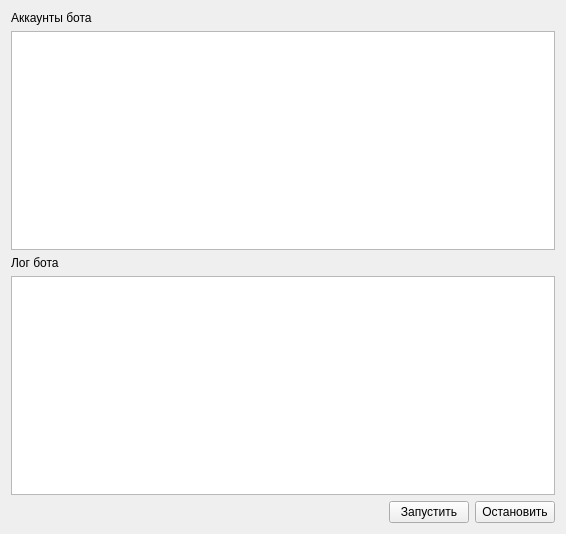
dmitriypereverza/InstaBot, file forms/ui/startForm.ui: the form before one commit.
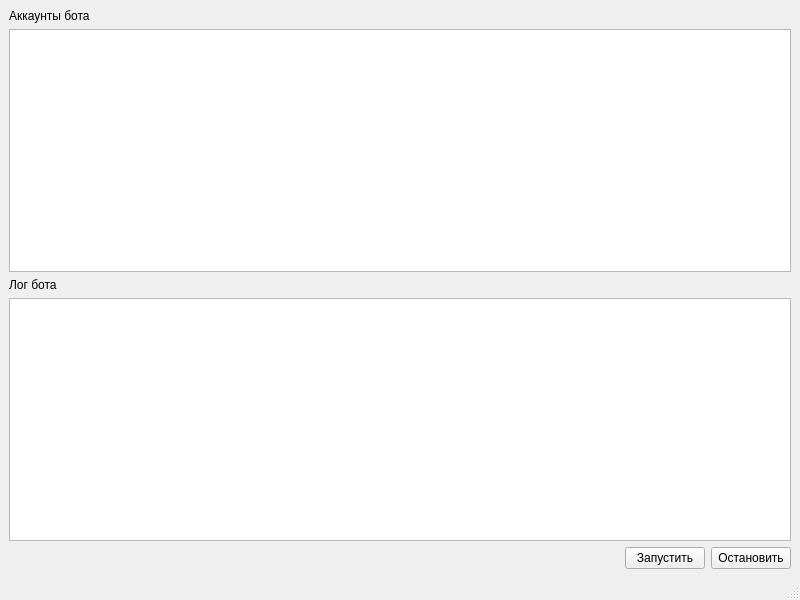
The form after the commit.

Commit message: UI interface.add new models and refactoring creating ui forms

```diff
--- a/forms/ui/startForm.ui
+++ b/forms/ui/startForm.ui
@@ -1,21 +1,19 @@
 <?xml version="1.0" encoding="UTF-8"?>
 <ui version="4.0">
- <class>Form</class>
- <widget class="QWidget" name="Form">
-  <property name="enabled">
-   <bool>true</bool>
-  </property>
+ <class>MainWindow</class>
+ <widget class="QMainWindow" name="MainWindow">
   <property name="geometry">
    <rect>
     <x>0</x>
     <y>0</y>
-    <width>566</width>
-    <height>534</height>
+    <width>800</width>
+    <height>600</height>
    </rect>
   </property>
   <property name="windowTitle">
    <string>Form</string>
   </property>
+  <widget class="QWidget" name="centralwidget">
   <layout class="QVBoxLayout" name="verticalLayout">
    <item>
     <widget class="QLabel" name="label_2">
@@ -69,6 +67,18 @@
     </layout>
    </item>
   </layout>
+  </widget>
+  <widget class="QMenuBar" name="menubar">
+   <property name="geometry">
+    <rect>
+     <x>0</x>
+     <y>0</y>
+     <width>800</width>
+     <height>25</height>
+    </rect>
+   </property>
+  </widget>
+  <widget class="QStatusBar" name="statusbar"/>
  </widget>
  <resources/>
  <connections/>
```
Left out of the diff: 2 changed lines with no effect on the pictures. Lines whose indentation alone changed are shown as unchanged. The commit also changes 15 other files.
